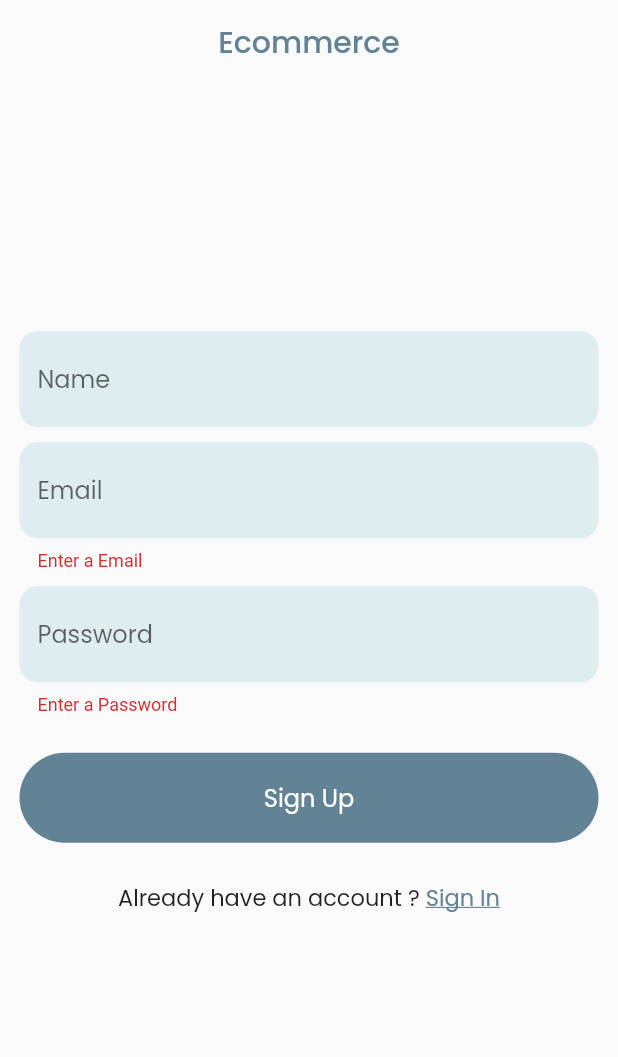
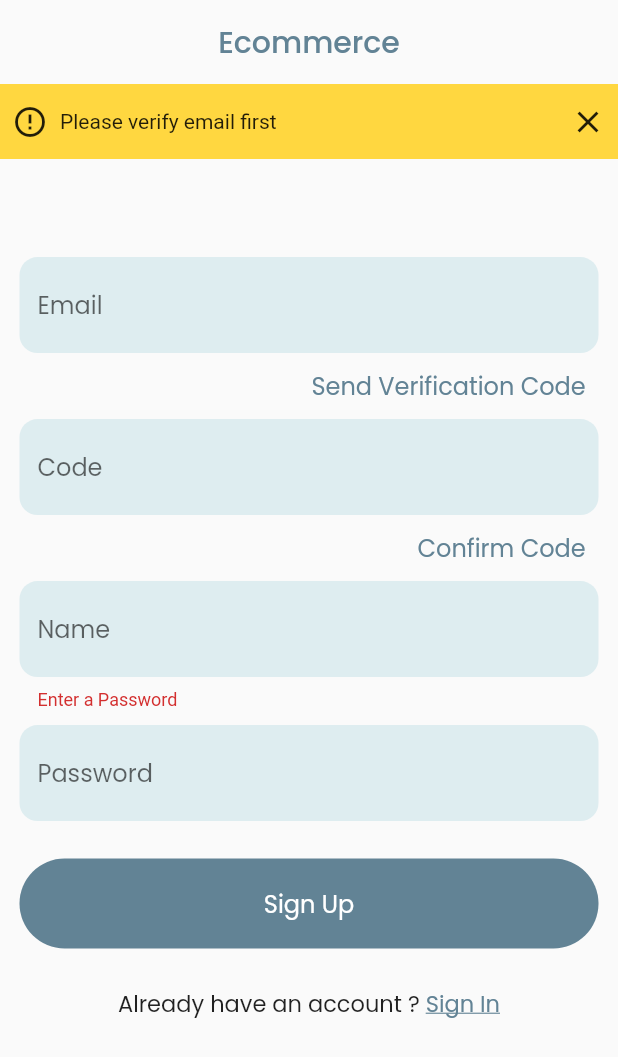
Before and after one commit to Sajid-ikram/Ecommerce_app_user_side, a Flutter app: the screen it shows after launch, after a tap on "Sign In", after a tap on "Sign Up", on a phone screen of 412 x 824 dp. Shown: the top 1057 px of the screen. Run offline on Flutter 3.47's test engine with Material 2 defaults, Android fonts, the phone set to English and light mode, and no system bars; our stand-ins replace firebase_auth, firebase_core, google_fonts; missing offline and left inert: email_auth; accounts and stored records are empty.

Commit message:
version - 1.1

```diff
--- a/lib/Screens/login/signInAndLogin.dart
+++ b/lib/Screens/login/signInAndLogin.dart
@@ -12,25 +12,27 @@ class _SignInAndSignUpState extends State<SignInAndSignUp> {
   TextEditingController emailController = TextEditingController();
   TextEditingController passwordController = TextEditingController();
   TextEditingController nameController = TextEditingController();
-
+  TextEditingController otpController = TextEditingController();
+  bool isVerified =false;
   bool isLoading = false;
   bool _isSignUp = false;
   bool _showContainer = false;
   late String _errorMassage;
-  final _formKey = GlobalKey<FormState>();
+  final _emailKey = GlobalKey<FormState>();
+  final _otpKey = GlobalKey<FormState>();
+  final _nameAndPassKey = GlobalKey<FormState>();
 
   @override
   void dispose() {
     emailController.clear();
     passwordController.clear();
     nameController.clear();
-
+    otpController.clear();
     super.dispose();
   }
 
   validate() {
-    final FormState? form = _formKey.currentState;
-    if (form!.validate()) {
+    if (_nameAndPassKey.currentState!.validate() && isVerified) {
       _isSignUp
           ? Provider.of<Authentication>(context, listen: false)
               .signUp(emailController.text, passwordController.text)
@@ -58,6 +60,12 @@ class _SignInAndSignUpState extends State<SignInAndSignUp> {
               },
             );
     }
+    else{
+      setState(() {
+        _errorMassage = "Please verify email first";
+        _showContainer = true;
+      });
+    }
   }
 
   @override
@@ -84,26 +92,17 @@ class _SignInAndSignUpState extends State<SignInAndSignUp> {
                 SingleChildScrollView(
                   child: Container(
                     padding: EdgeInsets.symmetric(horizontal: 13),
-                    child: Form(
-                      key: _formKey,
                     child: Column(
+                      crossAxisAlignment: CrossAxisAlignment.end,
                       children: <Widget>[
                         SizedBox(
-                            height: MediaQuery.of(context).size.height * 0.2,
+                          height: _isSignUp
+                              ? MediaQuery.of(context).size.height * 0.14
+                              : MediaQuery.of(context).size.height * 0.22,
                         ),
-                          if (_isSignUp)
-                            TextFormField(
-                              controller: nameController,
-                              validator: (value) {
-                                return value == null || value.isEmpty
-                                    ? "Enter your name"
-                                    : null;
-                              },
-                              keyboardType: TextInputType.name,
-                              decoration: buildInputDecoration("Name"),
-                            ),
-                          SizedBox(height: 10),
-                          TextFormField(
+                        Form(
+                          key: _emailKey,
+                          child: TextFormField(
                             autofillHints: [AutofillHints.email],
                             controller: emailController,
                             validator: (value) {
@@ -117,9 +116,108 @@ class _SignInAndSignUpState extends State<SignInAndSignUp> {
                             keyboardType: TextInputType.emailAddress,
                             decoration: buildInputDecoration("Email"),
                           ),
-                          SizedBox(height: 10),
+                        ),
+                        if (_isSignUp)
+                          InkWell(
+                            onTap: () {
+                              if (_emailKey.currentState!.validate()) {
+                                Provider.of<Authentication>(context,
+                                        listen: false)
+                                    .sendOtp(emailController.text)
+                                    .then((value) {
+
+                                  if (value != "ok") {
+                                    setState(() {
+                                      _errorMassage = value;
+                                      _showContainer = true;
+                                    });
+                                  }
+                                  else{
+                                    ScaffoldMessenger.of(context).showSnackBar(
+                                      SnackBar(
+                                        content: Text('Verification Code Sent'),
+                                      ),
+                                    );
+                                  }
+                                });
+                              }
+                            },
+                            child: Container(
+                              child: Text(
+                                "Send Verification Code  ",
+                                style: GoogleFonts.poppins(
+                                    fontSize: 16, color: Color(0xFF628395)),
+                              ),
+                              padding: EdgeInsets.symmetric(vertical: 10),
+                            ),
+                          ),
+                        if (_isSignUp)
+                          Form(
+                            key: _otpKey,
+                            child: TextFormField(
+                              controller: otpController,
+                              validator: (value) {
+                                return value == null || value.isEmpty
+                                    ? "Enter the otp"
+                                    : null;
+                              },
+                              keyboardType: TextInputType.name,
+                              decoration: buildInputDecoration("Code"),
+                            ),
+                          ),
+                        if (_isSignUp)
+                          InkWell(
+                            onTap: () {
+                              if (_otpKey.currentState!.validate() && _emailKey.currentState!.validate()) {
+                                isVerified = Provider.of<Authentication>(
+                                        context,
+                                        listen: false)
+                                    .verify(emailController.text,
+                                        otpController.text);
+
+                                if (!isVerified) {
+
+                                  setState(() {
+                                    _errorMassage = "Invalid Verification Code";
+                                    _showContainer = true;
+                                  });
+                                }
+                                else{
+                                  ScaffoldMessenger.of(context).showSnackBar(
+                                    SnackBar(
+                                      content: Text('Verification Confirmed'),
+                                    ),
+                                  );
+                                }
+                              }
+                            },
+                            child: Container(
+                              child: Text(
+                                "Confirm Code  ",
+                                style: GoogleFonts.poppins(
+                                    fontSize: 16, color: Color(0xFF628395)),
+                              ),
+                              padding: EdgeInsets.symmetric(vertical: 10),
+                            ),
+                          ),
+                        if (!_isSignUp) SizedBox(height: 10),
+                        Form(
+                          key: _nameAndPassKey,
+                          child: Column(
+                            children: [
+                              if (_isSignUp)
                                 TextFormField(
-
+                                  controller: nameController,
+                                  validator: (value) {
+                                    return value == null || value.isEmpty
+                                        ? "Enter your name"
+                                        : null;
+                                  },
+                                  keyboardType: TextInputType.name,
+                                  decoration: buildInputDecoration("Name"),
+                                ),
+                              if (_isSignUp) SizedBox(height: 10),
+                              TextFormField(
                                   controller: passwordController,
                                   obscureText: true,
                                   validator: (value) {
@@ -130,10 +228,14 @@ class _SignInAndSignUpState extends State<SignInAndSignUp> {
                                             : null;
                                   },
                                   decoration: buildInputDecoration("Password")),
+                            ],
+                          ),
+                        ),
                         SizedBox(height: 25),
                         GestureDetector(
                           onTap: () {
                             validate();
+
                           },
                           child: Container(
                             width: double.infinity,
@@ -179,7 +281,6 @@ class _SignInAndSignUpState extends State<SignInAndSignUp> {
                         ),
                         SizedBox(height: 50),
                       ],
-                      ),
                     ),
                   ),
                 ),
--- a/pubspec.yaml
+++ b/pubspec.yaml
@@ -27,7 +27,7 @@ dependencies:
   firebase_auth: ^3.0.1
   firebase_core: ^1.4.0
   provider: ^5.0.0
-
+  email_auth: ^0.0.1+4
 
 
   # The following adds the Cupertino Icons font to your application.
```
Also changed, not shown: lib/Screens/login/verifyEmail.dart (deleted, +0 -39 lines), lib/Screens/login/warning.dart (added, +10 -0 lines), lib/Services/Authentication.dart (+15 -1 lines), pubspec.lock. Lines whose indentation alone changed are shown as unchanged.
